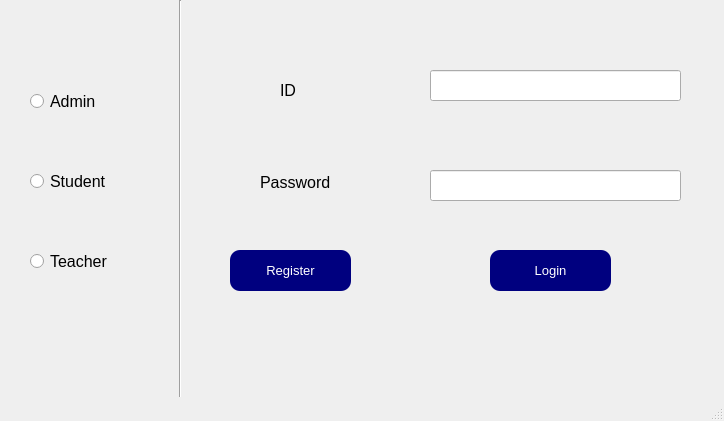
Old version of the form mainwindow.ui in the repository Mattie0000001/C-HomeworkManager.
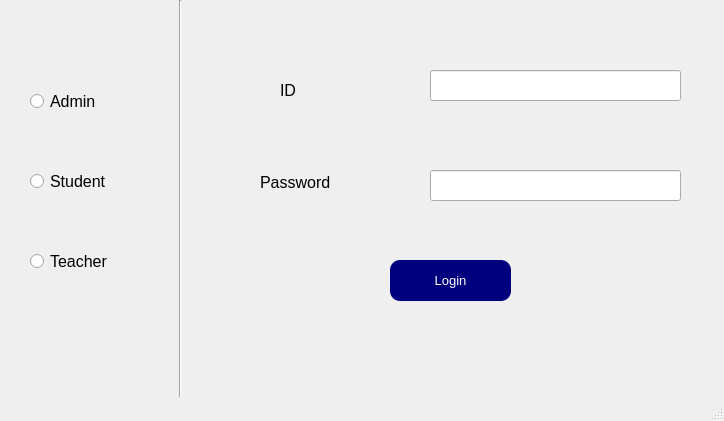
New version of the form.

Diff of the .ui file:
```diff
--- a/mainwindow.ui
+++ b/mainwindow.ui
@@ -118,35 +118,11 @@
      </rect>
     </property>
    </widget>
-   <widget class="QPushButton" name="Btn_register">
-    <property name="geometry">
-     <rect>
-      <x>230</x>
-      <y>250</y>
-      <width>121</width>
-      <height>41</height>
-     </rect>
-    </property>
-    <property name="font">
-     <font>
-      <family>Arial</family>
-      <pointsize>10</pointsize>
-     </font>
-    </property>
-    <property name="styleSheet">
-     <string notr="true">border-radius: 10px;
-background: rgb(0, 0, 127);
-color: white;</string>
-    </property>
-    <property name="text">
-     <string>Register</string>
-    </property>
-   </widget>
    <widget class="QPushButton" name="Btn_login">
     <property name="geometry">
      <rect>
-      <x>490</x>
-      <y>250</y>
+      <x>390</x>
+      <y>260</y>
       <width>121</width>
       <height>41</height>
      </rect>
```
Left out of the diff: 2 changed lines with no effect on the pictures.
